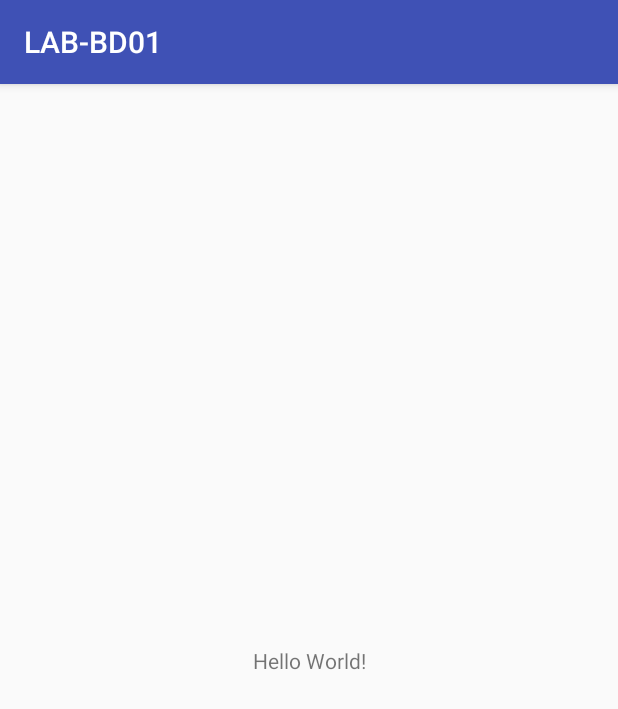
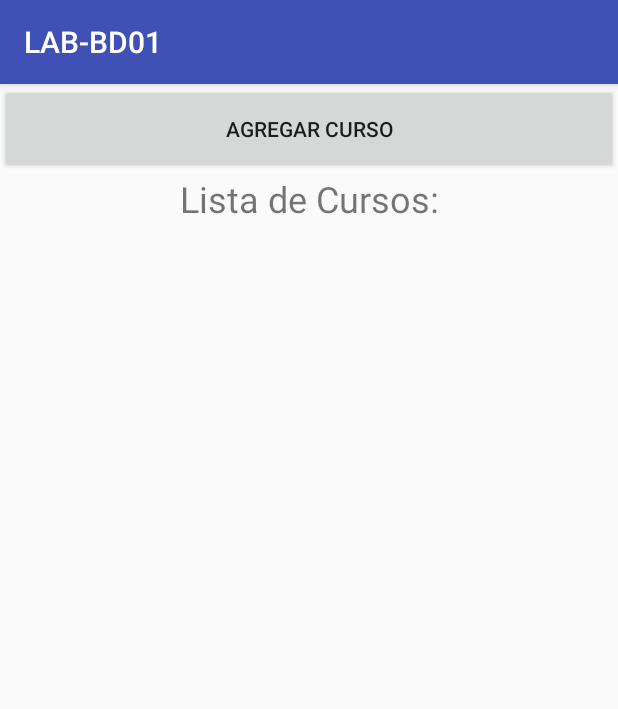
Before and after one commit to PrograMovil/Lab-BaseDatos, an Android app: the screen it shows after launch (MainActivity), on a phone screen of 412 x 824 dp. Shown: the top 709 px of the screen. Run offline under Robolectric (Android 15) with nearby library versions, the phone set to English and light mode, and no system bars.

Commit message:
cambio de SDK y model clases

```diff
--- a/app/src/main/AndroidManifest.xml
+++ b/app/src/main/AndroidManifest.xml
@@ -7,7 +7,6 @@
         android:allowBackup="true"
         android:icon="@mipmap/ic_launcher"
         android:label="@string/app_name"
-        android:roundIcon="@mipmap/ic_launcher_round"
         android:supportsRtl="true"
         android:theme="@style/AppTheme">
         <activity android:name=".MainActivity">
--- a/app/src/main/res/layout/activity_main.xml
+++ b/app/src/main/res/layout/activity_main.xml
@@ -1,18 +1,30 @@
 <?xml version="1.0" encoding="utf-8"?>
-<android.support.constraint.ConstraintLayout xmlns:android="http://schemas.android.com/apk/res/android"
+<LinearLayout xmlns:android="http://schemas.android.com/apk/res/android"
     xmlns:app="http://schemas.android.com/apk/res-auto"
     xmlns:tools="http://schemas.android.com/tools"
     android:layout_width="match_parent"
     android:layout_height="match_parent"
+    android:orientation="vertical"
     tools:context="com.lab_bd01.MainActivity">
 
+    <!--<LinearLayout-->
+        <!--android:layout_width="match_parent"-->
+        <!--android:layout_height="60dp"-->
+        <!--android:orientation="horizontal">-->
+        <Button
+            android:id="@+id/addCursoBtn"
+            android:layout_width="match_parent"
+            android:layout_height="60dp"
+            android:text="Agregar Curso" />
+    <!--</LinearLayout>-->
+
     <TextView
-        android:layout_width="wrap_content"
-        android:layout_height="wrap_content"
-        android:text="Hello World!"
-        app:layout_constraintBottom_toBottomOf="parent"
-        app:layout_constraintLeft_toLeftOf="parent"
-        app:layout_constraintRight_toRightOf="parent"
-        app:layout_constraintTop_toTopOf="parent" />
+        android:id="@+id/textView"
+        android:layout_width="match_parent"
+        android:layout_height="30dp"
+        android:text="Lista de Cursos:"
+        android:textAlignment="center"
+        android:textSize="24sp" />
 
-</android.support.constraint.ConstraintLayout>
+
+</LinearLayout>
--- a/build.gradle
+++ b/build.gradle
@@ -5,7 +5,7 @@ buildscript {
         jcenter()
     }
     dependencies {
-        classpath 'com.android.tools.build:gradle:2.3.1'
+        classpath 'com.android.tools.build:gradle:2.3.2'
 
         // NOTE: Do not place your application dependencies here; they belong
         // in the individual module build.gradle files
```
Also changed, not shown: app/build.gradle (+6 -4 lines), app/src/main/java/com/lab_bd01/Curso.java (added, +44 -0 lines), app/src/main/java/com/lab_bd01/Estudiante.java (added, +53 -0 lines).
